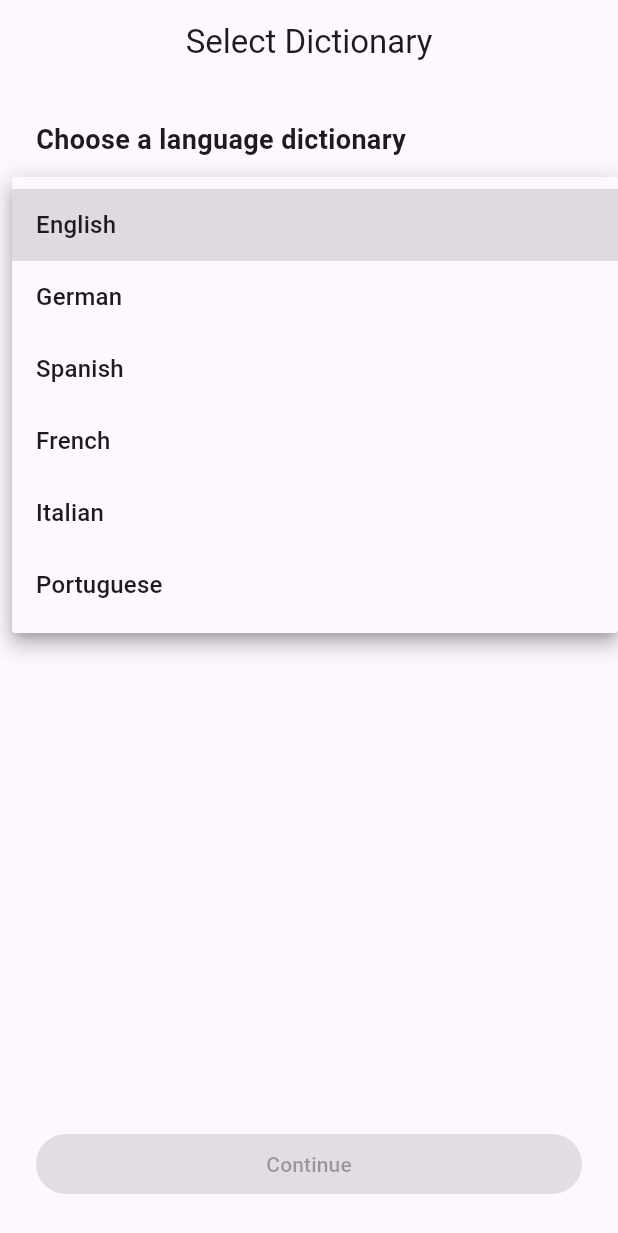
After one commit to sabbir-ul-alam/ai-powered-dictionary, a Flutter app: the screen it shows after launch, after a tap on "Select language", on a phone screen of 412 x 824 dp. The commit adds this screen. Shown: the top 1233 px of the screen. Run offline on Flutter 3.47's test engine with Material 3 defaults, Android fonts, the phone set to English and light mode, and no system bars; our stand-ins replace drift, drift_flutter, flutter_riverpod, shared_preferences; accounts and stored records are empty; generated files the repository leaves out were written again.

Commit message:
Add preseeded language option

```diff
--- a/lib/data/local/db/app_database.dart
+++ b/lib/data/local/db/app_database.dart
@@ -1,5 +1,59 @@
+// import 'dart:io';
+// import 'package:drift/drift.dart';
+// import 'package:drift_flutter/drift_flutter.dart';
+// import 'package:path_provider/path_provider.dart';
+//
+// import 'tables/words_table.dart';
+// import 'tables/languages_table.dart';
+// import 'tables/word_metadata_table.dart';
+//
+// part 'app_database.g.dart';
+//
+// @DriftDatabase(
+//   tables: [
+//     Words,
+//     Languages,
+//     WordMetadata,
+//   ],
+// )
+// class AppDatabase extends _$AppDatabase {
+//   // AppDatabase() : super(_openConnection());
+//   AppDatabase([QueryExecutor? executor]) : super(executor ?? _openConnection());
+//
+//   @override
+//   int get schemaVersion => 1;
+//
+// // LazyDatabase _openConnection() {
+// //   return LazyDatabase(() async {
+// //     final dir = await getApplicationDocumentsDirectory();
+// //     final file = File('${dir.path}/dictionary.db');
+// //     return NativeDatabase(file);
+// //   });
+// // }
+//
+//
+//
+//
+//
+//
+//
+//   static QueryExecutor _openConnection() {
+//     return driftDatabase(
+//       name: 'my_database',
+//       native: const DriftNativeOptions(
+// // By default, `driftDatabase` from `package:drift_flutter` stores the
+// // database files in `getApplicationDocumentsDirectory()`.
+//         databaseDirectory: getApplicationSupportDirectory,
+//       ),
+// // If you need web support, see https://drift.simonbinder.eu/platforms/web/
+//     );
+//   }
+// }
+
 import 'dart:io';
+
 import 'package:drift/drift.dart';
+import 'package:drift/native.dart';
 import 'package:drift_flutter/drift_flutter.dart';
 import 'package:path_provider/path_provider.dart';
 
@@ -17,28 +71,60 @@ part 'app_database.g.dart';
   ],
 )
 class AppDatabase extends _$AppDatabase {
-  // AppDatabase() : super(_openConnection());
-  AppDatabase([QueryExecutor? executor]) : super(executor ?? _openConnection());
+  AppDatabase() : super(_openConnection());
 
   @override
   int get schemaVersion => 1;
 
-// LazyDatabase _openConnection() {
-//   return LazyDatabase(() async {
-//     final dir = await getApplicationDocumentsDirectory();
-//     final file = File('${dir.path}/dictionary.db');
-//     return NativeDatabase(file);
-//   });
-// }
-  static QueryExecutor _openConnection() {
-    return driftDatabase(
-      name: 'my_database',
-      native: const DriftNativeOptions(
-// By default, `driftDatabase` from `package:drift_flutter` stores the
-// database files in `getApplicationDocumentsDirectory()`.
-        databaseDirectory: getApplicationSupportDirectory,
-      ),
-// If you need web support, see https://drift.simonbinder.eu/platforms/web/
-    );
+  @override
+  MigrationStrategy get migration => MigrationStrategy(
+    onCreate: (Migrator m) async {
+      // Create all tables
+      await m.createAll();
+
+      // Seed languages AFTER tables are created
+      await _seedLanguages();
+    },
+  );
+
+  /// -------------------------------------------------------------------------
+  /// LANGUAGE SEEDING
+  /// -------------------------------------------------------------------------
+  ///
+  /// This runs only once when the database is first created.
+  /// It is safe, deterministic, and offline-friendly.
+  ///
+  Future<void> _seedLanguages() async {
+    final now = DateTime.now().millisecondsSinceEpoch;
+
+    // Define supported languages here
+    const seedLanguages = [
+      {'code': 'en', 'name': 'English'},
+      {'code': 'de', 'name': 'German'},
+      {'code': 'es', 'name': 'Spanish'},
+      {'code': 'fr', 'name': 'French'},
+      {'code': 'it', 'name': 'Italian'},
+      {'code': 'pt', 'name': 'Portuguese'},
+    ];
+
+    for (final lang in seedLanguages) {
+      await into(languages).insert(
+        LanguagesCompanion.insert(
+          code: lang['code']!,
+          displayName: lang['name']!,
+          createdAt: now,
+        ),
+        // If already exists, do nothing (idempotent)
+        onConflict: DoNothing(),
+      );
+    }
   }
 }
+
+LazyDatabase _openConnection() {
+  return LazyDatabase(() async {
+    final dir = await getApplicationDocumentsDirectory();
+    final file = File('${dir.path}/dictionary.db');
+    return NativeDatabase(file);
+  });
+}
--- a/lib/main.dart
+++ b/lib/main.dart
@@ -1,6 +1,6 @@
+import 'package:apd/presentation/screens/language/language_selection_screen.dart';
 import 'package:flutter/material.dart';
 import 'package:flutter_riverpod/flutter_riverpod.dart';
-import 'presentation/debug/language_debug_screen.dart';
 
 void main() {
   runApp(
@@ -17,7 +17,7 @@ class DictionaryApp extends StatelessWidget {
   Widget build(BuildContext context) {
     return const MaterialApp(
       debugShowCheckedModeBanner: false,
-      home: LanguageDebugScreen(),
+      home: LanguageSelectionScreen(),
     );
   }
 }
--- /dev/null
+++ b/lib/presentation/screens/language/language_selection_screen.dart
@@ -0,0 +1,134 @@
+import 'package:flutter/material.dart';
+import 'package:flutter_riverpod/flutter_riverpod.dart';
+
+import '../../state/providers.dart';
+// import '../home/home_screen.dart';
+
+class LanguageSelectionScreen extends ConsumerStatefulWidget {
+  const LanguageSelectionScreen({super.key});
+
+  @override
+  ConsumerState<LanguageSelectionScreen> createState() =>
+      _LanguageSelectionScreenState();
+}
+
+class _LanguageSelectionScreenState
+    extends ConsumerState<LanguageSelectionScreen> {
+  String? _selectedLanguageCode;
+
+  @override
+  Widget build(BuildContext context) {
+    final languagesAsync =
+    ref.watch(languageRepositoryProvider).listLanguages();
+
+    return Scaffold(
+      appBar: AppBar(
+        title: const Text('Select Dictionary'),
+        centerTitle: true,
+      ),
+      body: Padding(
+        padding: const EdgeInsets.all(24),
+        child: FutureBuilder(
+          future: languagesAsync,
+          builder: (context, snapshot) {
+            if (snapshot.connectionState ==
+                ConnectionState.waiting) {
+              return const Center(
+                child: CircularProgressIndicator(),
+              );
+            }
+
+            if (!snapshot.hasData || snapshot.data!.isEmpty) {
+              return const Center(
+                child: Text('No languages available'),
+              );
+            }
+
+            final languages = snapshot.data!;
+
+            return Column(
+              crossAxisAlignment: CrossAxisAlignment.start,
+              children: [
+                const Text(
+                  'Choose a language dictionary',
+                  style: TextStyle(
+                    fontSize: 18,
+                    fontWeight: FontWeight.w600,
+                  ),
+                ),
+                const SizedBox(height: 16),
+
+                /// -----------------------------------------------------------------
+                /// LANGUAGE DROPDOWN
+                /// -----------------------------------------------------------------
+                DropdownButtonFormField<String>(
+                  value: _selectedLanguageCode,
+                  hint: const Text('Select language'),
+                  items: languages.map((lang) {
+                    return DropdownMenuItem<String>(
+                      value: lang.code,
+                      child: Text(lang.displayName),
+                    );
+                  }).toList(),
+                  onChanged: (value) {
+                    setState(() {
+                      _selectedLanguageCode = value;
+                    });
+                  },
+                  decoration: const InputDecoration(
+                    border: OutlineInputBorder(),
+                  ),
+                ),
+
+                const Spacer(),
+
+                /// -----------------------------------------------------------------
+                /// CONTINUE BUTTON
+                /// -----------------------------------------------------------------
+                SizedBox(
+                  width: double.infinity,
+                  child: ElevatedButton(
+                    onPressed: _selectedLanguageCode == null
+                        ? null
+                        : () async {
+                      await _onContinuePressed(
+                        context,
+                        ref,
+                      );
+                    },
+                    child: const Text('Continue'),
+                  ),
+                ),
+              ],
+            );
+          },
+        ),
+      ),
+    );
+  }
+
+  Future<void> _onContinuePressed(
+      BuildContext context,
+      WidgetRef ref,
+      ) async {
+    final code = _selectedLanguageCode;
+    if (code == null) return;
+
+    // Persist active language
+    await ref
+        .read(languageRepositoryProvider)
+        .setActiveLanguage(code);
+
+    // Trigger reactive refresh
+    ref.read(activeLanguageTriggerProvider.notifier).state++;
+
+    // Navigate to Home
+    // if (context.mounted) {
+    //   Navigator.of(context).pushReplacement(
+    //     MaterialPageRoute(
+    //       builder: (_) => const HomeScreen(),
+    //     ),
+    //   );
+    // }
+  }
+}
```
